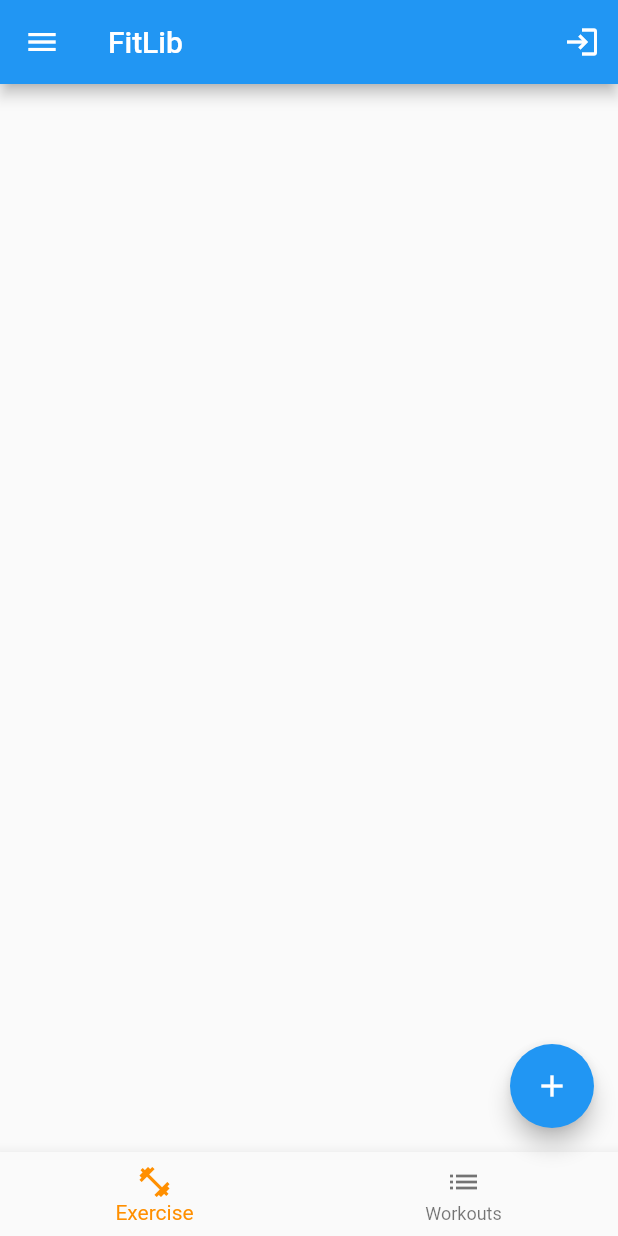
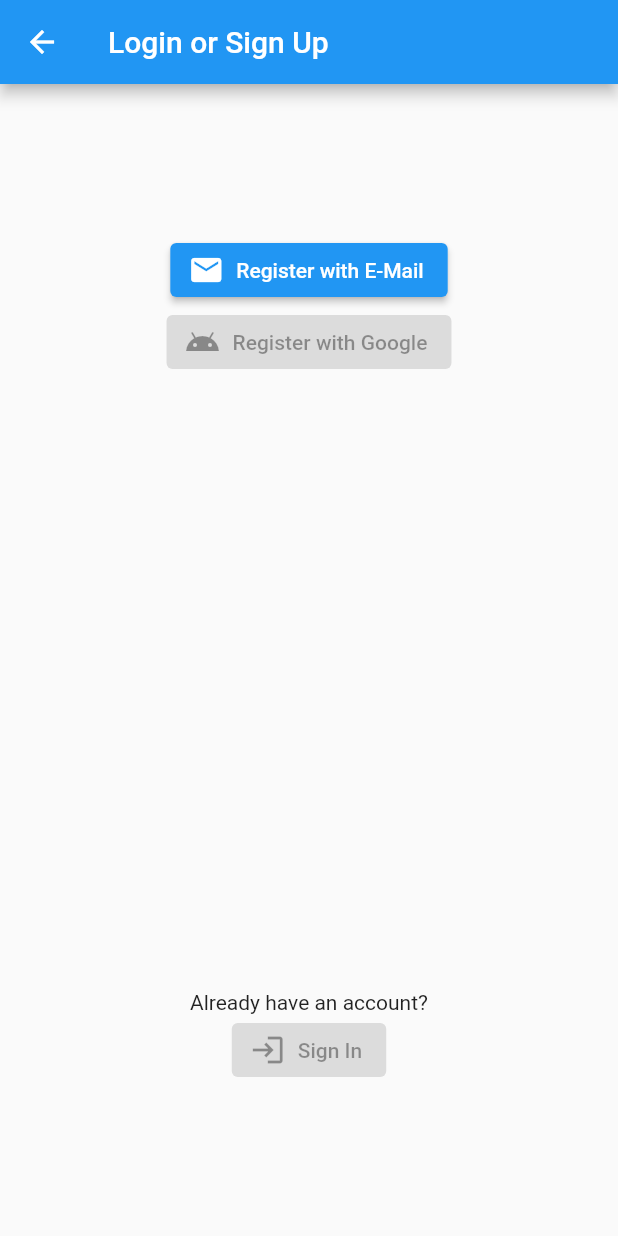
Before and after one commit to ajfriesen/fitlib, a Flutter app: the screen it shows after launch, after a tap on the "login" icon, on a phone screen of 412 x 824 dp. Run offline on Flutter 3.47's test engine with Material 2 defaults, Android fonts, the phone set to English and light mode, and no system bars; our stand-ins replace cloud_firestore, firebase_auth, firebase_core, firebase_storage, image_picker, shared_preferences; accounts and stored records are empty; network calls fail.

Commit message:
Add screens and routes for authentication

```diff
--- a/lib/main.dart
+++ b/lib/main.dart
@@ -86,7 +86,9 @@ class _MyStatefulWidgetState extends State<MyStatefulWidget> {
         actions: <Widget>[
           IconButton(
             icon: const Icon(Icons.login),
-            onPressed: () {},
+            onPressed: () {
+              Navigator.of(context).pushNamed(RouterGenerator.signUpViewRoute);
+            },
           )
         ],
       ),
--- /dev/null
+++ b/lib/screens/sign_up.dart
@@ -0,0 +1,39 @@
+import 'package:flutter/material.dart';
+import 'package:flutter_app/screens/sign_up_mail.dart';
+import 'package:flutter_app/services/route_generator.dart';
+
+class SignUp extends StatefulWidget {
+  const SignUp({Key? key}) : super(key: key);
+
+  @override
+  _SignUpState createState() => _SignUpState();
+}
+
+class _SignUpState extends State<SignUp> {
+  @override
+  Widget build(BuildContext context) {
+    return Scaffold(
+      appBar: AppBar(
+        title: Text('Login or Sign Up'),
+      ),
+      body: Padding(
+        padding: const EdgeInsets.all(100.0),
+        child: Center(
+          child: Column(children: [
+            ElevatedButton.icon(
+                onPressed: () {Navigator.of(context).pushNamed(RouterGenerator.MailSignUpRoute);},
+                icon: Icon(Icons.mail), label: Text('Register with E-Mail')),
+            ElevatedButton.icon(
+                onPressed: null, icon: Icon(Icons.android), label: Text('Register with Google')),
+            Spacer(),
+            Text('Already have an account?'),
+            ElevatedButton.icon(
+                onPressed: null, icon: Icon(Icons.login), label: Text('Sign In')),
+          ]
+          ),
+
+        ),
+      ),
+    );
+  }
+}
--- a/lib/services/route_generator.dart
+++ b/lib/services/route_generator.dart
@@ -2,10 +2,14 @@ import 'package:flutter/material.dart';
 import 'package:flutter_app/models/exercise.dart';
 import 'package:flutter_app/screens/add_exercise.dart';
 import 'package:flutter_app/screens/detail.dart';
+import 'package:flutter_app/screens/sign_up.dart';
+import 'package:flutter_app/screens/sign_up_mail.dart';
 
 class RouterGenerator {
   static const String exerciseAddRoute = '/Exercise/add';
   static const String exerciseDetailViewRoute = '/ExerciseDetailView';
+  static const String signUpViewRoute = '/sign-up';
+  static const String MailSignUpRoute = '/sign-up/mail';
 
   static Route<dynamic> generateRoute(RouteSettings settings) {
     // Getting arguments passed in while calling Navigator.pushNamed
@@ -24,6 +28,10 @@ class RouterGenerator {
           );
         }
         return _errorRoute();
+      case signUpViewRoute:
+        return MaterialPageRoute(builder: (_) => SignUp());
+      case MailSignUpRoute:
+        return MaterialPageRoute(builder: (_) => MailSignUp());
       default:
         return _errorRoute();
     }
```
Also changed, not shown: lib/screens/sign_up_mail.dart (added, +49 -0 lines).
